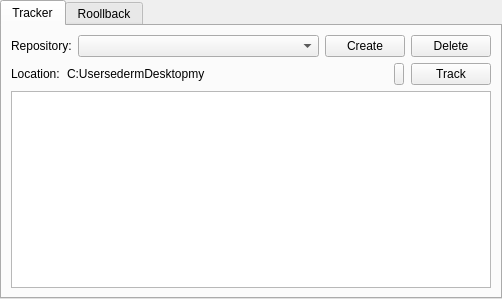
Old version of the form qt_designer_files/main_win.ui in the repository EdyardEr/auto_repository.
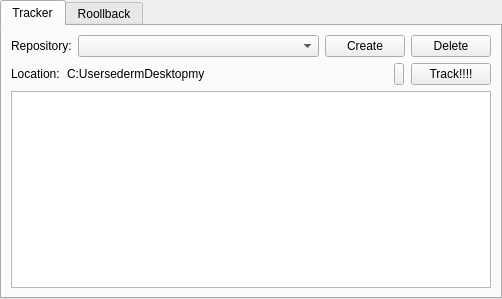
New version of the form.

```diff
--- a/qt_designer_files/main_win.ui
+++ b/qt_designer_files/main_win.ui
@@ -158,7 +158,7 @@
           <item>
            <widget class="QPushButton" name="track">
             <property name="text">
-             <string>Track</string>
+             <string>Track!!!!</string>
             </property>
            </widget>
           </item>
```
Left out of the diff: 2 changed lines with no effect on the pictures.
